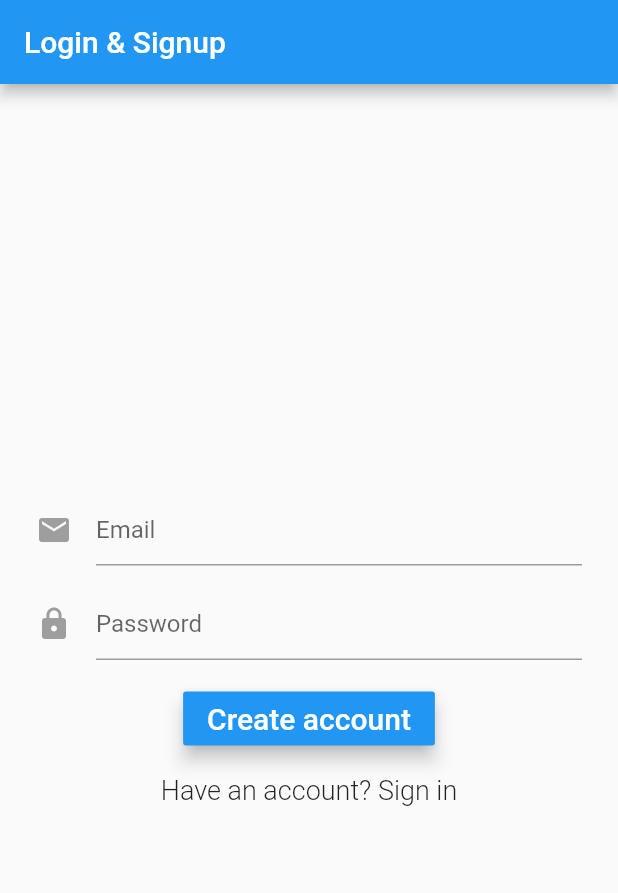
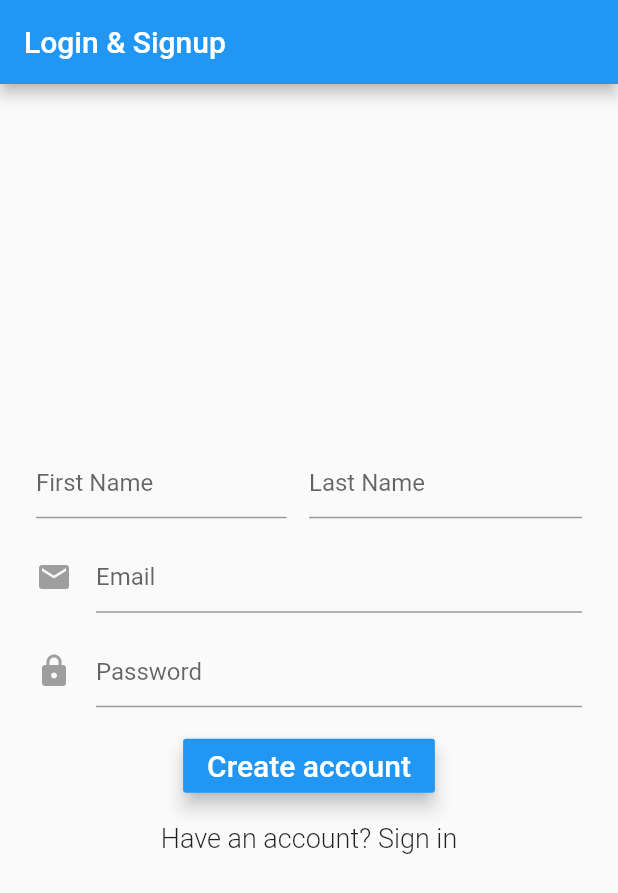
Before and after one commit to liuxugt/teamup_flutter_application, a Flutter app: the screen it shows after launch, after a tap on "Login", after a tap on "Create an account", on a phone screen of 412 x 824 dp. Shown: the top 893 px of the screen. Run offline on Flutter 3.47's test engine with Material 2 defaults, Android fonts, the phone set to English and light mode, and no system bars; our stand-ins replace cloud_firestore, firebase_auth; accounts and stored records are empty.

Commit message:
Added fist and last name to user sign up

```diff
--- a/lib/main.dart
+++ b/lib/main.dart
@@ -1,4 +1,3 @@
-import 'package:cloud_firestore/cloud_firestore.dart';
 import 'package:flutter/material.dart';
 import 'package:teamup_app/pages/root_page.dart';
 import 'package:teamup_app/services/authentication.dart';
--- a/lib/pages/login_signup_page.dart
+++ b/lib/pages/login_signup_page.dart
@@ -19,6 +19,8 @@ class _LoginSignUpPageState extends State<LoginSignUpPage> {
   String _email;
   String _password;
   String _errorMessage;
+  String _firstName;
+  String _lastName;
 
   // Initial form is login form
   FormMode _formMode = FormMode.LOGIN;
@@ -48,7 +50,7 @@ class _LoginSignUpPageState extends State<LoginSignUpPage> {
           userId = await widget.auth.signIn(_email, _password);
           print('Signed in: $userId');
         } else {
-          userId = await widget.auth.signUp(_email, _password);
+          userId = await widget.auth.signUp(_email, _password, _firstName, _lastName);
           print('Signed up user: $userId');
 
 //          Here we show a popup that confirms creation of the account and then logs the user in
@@ -152,6 +154,7 @@ class _LoginSignUpPageState extends State<LoginSignUpPage> {
             crossAxisAlignment: CrossAxisAlignment.center,
             children: <Widget>[
               _showCircularProgress(),
+              _showNameInput(),
               _showEmailInput(),
               _showPasswordInput(),
               _showPrimaryButton(),
@@ -179,9 +182,47 @@ class _LoginSignUpPageState extends State<LoginSignUpPage> {
     }
   }
 
+  Widget _showNameInput(){
+    if(_formMode == FormMode.SIGNUP){
+      return new Row(
+        children: <Widget>[
+          new Flexible(
+            child: new Padding(
+                padding: const EdgeInsets.fromLTRB(0.0, 0.0, 15.0, 0.0),
+                child: new TextFormField(
+                maxLines: 1,
+                decoration: new InputDecoration(
+                    hintText: 'First Name'
+                ),
+                validator: (value) => value.isEmpty ? 'Can\'t be empty' : null,
+                onSaved: (value) => _firstName = value,
+              )
+            )
+          ),
+          new Flexible(
+            child: new TextFormField(
+              maxLines: 1,
+              decoration: new InputDecoration(
+                  hintText: 'Last Name'
+              ),
+              validator: (value) => value.isEmpty ? 'Can\'t be empty' : null,
+              onSaved: (value) => _lastName = value,
+            ),
+          )
+        ],
+      );
+    }else{
+      return new Container(
+        height: 0.0,
+      );
+    }
+  }
+
 
   Widget _showEmailInput() {
-    return new TextFormField(
+    return Padding(
+        padding: const EdgeInsets.fromLTRB(0.0, 15.0, 0.0, 0.0),
+        child: new TextFormField(
         maxLines: 1,
         keyboardType: TextInputType.emailAddress,
         autofocus: false,
@@ -193,7 +234,8 @@ class _LoginSignUpPageState extends State<LoginSignUpPage> {
             )),
         validator: (value) => value.isEmpty ? 'Email can\'t be empty' : null,
         onSaved: (value) => _email = value,
-      );
+      )
+    );
   }
 
   Widget _showPasswordInput() {
@@ -230,7 +272,6 @@ class _LoginSignUpPageState extends State<LoginSignUpPage> {
   }
 
   Widget _showPrimaryButton() {
-
     return new RaisedButton(
       elevation: 5.0,
 //      shape: new RoundedRectangleBorder(borderRadius: new BorderRadius.circular(30.0)),
--- a/lib/services/authentication.dart
+++ b/lib/services/authentication.dart
@@ -5,7 +5,7 @@ import 'package:cloud_firestore/cloud_firestore.dart';
 abstract class BaseAuth {
   Future<String> signIn(String email, String password);
 
-  Future<String> signUp(String email, String password);
+  Future<String> signUp(String email, String password, String firstName, String lastName);
 
   Future<FirebaseUser> getCurrentUser();
 
@@ -25,12 +25,17 @@ class Auth implements BaseAuth {
     return user.uid;
   }
 
-  Future<String> signUp(String email, String password) async {
+  Future<String> signUp(String email, String password, String firstName, String lastName) async {
     FirebaseUser user = await _firebaseAuth.createUserWithEmailAndPassword(
         email: email, password: password);
 
 
-    Firestore.instance.collection('users').document(user.uid).setData({'email': '$email', 'uid': user.uid});
+    Firestore.instance.collection('users').document(user.uid).setData({
+      'email': '$email',
+      'uid': user.uid,
+      'first_name': firstName,
+      'last_name' : lastName
+    });
 
 //    user = await _firebaseAuth.signInWithEmailAndPassword(email: email, password: password);
 
```
